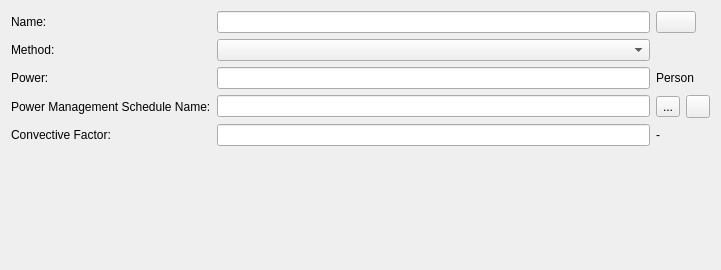
ghorwin/SIM-VICUS, file SIM-VICUS/src/SVDBInternalLoadsLightsEditWidget.ui: the form before one commit.
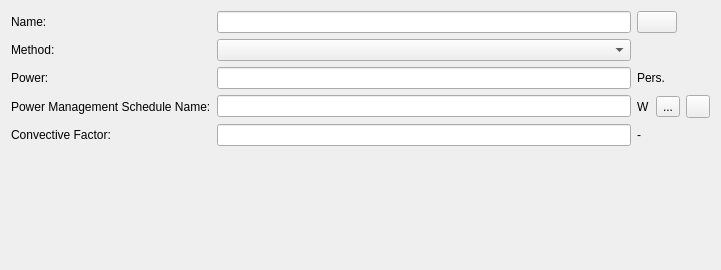
The form after the commit. Icons and pictures are not drawn. Custom widgets are drawn as their Qt base class.

Commit message: add units to schedule selection line edits

Diff of the .ui file:
```diff
--- a/SIM-VICUS/src/SVDBInternalLoadsLightsEditWidget.ui
+++ b/SIM-VICUS/src/SVDBInternalLoadsLightsEditWidget.ui
@@ -13,18 +13,15 @@
   <property name="windowTitle">
    <string>Form</string>
   </property>
-  <layout class="QGridLayout" name="gridLayoutMaster" columnstretch="0,1,0,0,0">
-   <item row="2" column="0">
-    <widget class="QLabel" name="labelLightsInput">
+  <layout class="QGridLayout" name="gridLayoutMaster" columnstretch="0,1,0,0,0,0">
+   <item row="1" column="0">
+    <widget class="QLabel" name="labelCategory_2">
      <property name="text">
-      <string>Power:</string>
+      <string>Method:</string>
      </property>
     </widget>
    </item>
-   <item row="1" column="1" colspan="2">
-    <widget class="QComboBox" name="comboBoxMethod"/>
-   </item>
-   <item row="3" column="4">
+   <item row="3" column="5">
     <widget class="QToolButton" name="toolButtonRemovePowerManagementSchedule">
      <property name="icon">
       <iconset resource="../resources/SIM-VICUS.qrc">
@@ -32,29 +29,66 @@
      </property>
     </widget>
    </item>
-   <item row="3" column="3">
+   <item row="4" column="0">
+    <widget class="QLabel" name="labelConvectiveFactor">
+     <property name="text">
+      <string>Convective Factor:</string>
+     </property>
+    </widget>
+   </item>
+   <item row="0" column="0">
+    <widget class="QLabel" name="labelDisplayName">
+     <property name="text">
+      <string>Name:</string>
+     </property>
+    </widget>
+   </item>
+   <item row="3" column="0">
+    <widget class="QLabel" name="labelDisplayName_2">
+     <property name="text">
+      <string>Power Management Schedule Name:</string>
+     </property>
+    </widget>
+   </item>
+   <item row="3" column="4">
     <widget class="QToolButton" name="toolButtonSelectSchedule">
      <property name="text">
       <string>...</string>
      </property>
     </widget>
    </item>
+   <item row="4" column="1" colspan="2">
+    <widget class="QtExt::ValidatingLineEdit" name="lineEditConvectiveFactor">
+     <property name="maximumSize">
+      <size>
+       <width>16777215</width>
+       <height>16777215</height>
+      </size>
+     </property>
+    </widget>
+   </item>
+   <item row="2" column="1" colspan="2">
+    <widget class="QtExt::ValidatingLineEdit" name="lineEditPower">
+     <property name="maximumSize">
+      <size>
+       <width>16777215</width>
+       <height>16777215</height>
+      </size>
+     </property>
+    </widget>
+   </item>
    <item row="0" column="1" colspan="2">
     <widget class="QtExt::LanguageStringEditWidget1" name="lineEditName"/>
    </item>
-   <item row="3" column="0">
-    <widget class="QLabel" name="labelDisplayName_2">
+   <item row="2" column="0">
+    <widget class="QLabel" name="labelLightsInput">
      <property name="text">
-      <string>Power Management Schedule Name:</string>
+      <string>Power:</string>
      </property>
     </widget>
    </item>
-   <item row="1" column="0">
-    <widget class="QLabel" name="labelCategory_2">
-     <property name="text">
-      <string>Method:</string>
-     </property>
-    </widget>
+   <item row="1" column="1" colspan="2">
+    <widget class="QComboBox" name="comboBoxMethod"/>
    </item>
    <item row="3" column="1" colspan="2">
     <widget class="QLineEdit" name="lineEditManagementScheduleName">
@@ -63,10 +97,27 @@
      </property>
     </widget>
    </item>
-   <item row="4" column="0">
-    <widget class="QLabel" name="labelConvectiveFactor">
+   <item row="5" column="0" colspan="6">
+    <widget class="QwtPlot" name="widgetPlot" native="true"/>
+   </item>
+   <item row="3" column="3">
+    <widget class="QLabel" name="label">
      <property name="text">
-      <string>Convective Factor:</string>
+      <string>W</string>
+     </property>
+    </widget>
+   </item>
+   <item row="2" column="3" colspan="3">
+    <widget class="QLabel" name="labelLightsInputUnit">
+     <property name="text">
+      <string>Pers.</string>
+     </property>
+    </widget>
+   </item>
+   <item row="4" column="3" colspan="3">
+    <widget class="QLabel" name="labelConvectiveFactorUnit">
+     <property name="text">
+      <string>-</string>
      </property>
     </widget>
    </item>
@@ -80,50 +131,6 @@
      </property>
     </widget>
    </item>
-   <item row="0" column="0">
-    <widget class="QLabel" name="labelDisplayName">
-     <property name="text">
-      <string>Name:</string>
-     </property>
-    </widget>
-   </item>
-   <item row="5" column="0" colspan="5">
-    <widget class="QwtPlot" name="widgetPlot" native="true"/>
-   </item>
-   <item row="2" column="3" colspan="2">
-    <widget class="QLabel" name="labelLightsInputUnit">
-     <property name="text">
-      <string>Person</string>
-     </property>
-    </widget>
-   </item>
-   <item row="4" column="3" colspan="2">
-    <widget class="QLabel" name="labelConvectiveFactorUnit">
-     <property name="text">
-      <string>-</string>
-     </property>
-    </widget>
-   </item>
-   <item row="4" column="1" colspan="2">
-    <widget class="QtExt::ValidatingLineEdit" name="lineEditConvectiveFactor">
-     <property name="maximumSize">
-      <size>
-       <width>16777215</width>
-       <height>16777215</height>
-      </size>
-     </property>
-    </widget>
-   </item>
-   <item row="2" column="1" colspan="2">
-    <widget class="QtExt::ValidatingLineEdit" name="lineEditPower">
-     <property name="maximumSize">
-      <size>
-       <width>16777215</width>
-       <height>16777215</height>
-      </size>
-     </property>
-    </widget>
-   </item>
   </layout>
  </widget>
  <customwidgets>
@@ -133,6 +140,12 @@
    <header location="global">QtExt_LanguageStringEditWidget1.h</header>
    <container>1</container>
   </customwidget>
+  <customwidget>
+   <class>QwtPlot</class>
+   <extends>QWidget</extends>
+   <header location="global">qwt_plot.h</header>
+   <container>1</container>
+  </customwidget>
   <customwidget>
    <class>QtExt::ValidatingLineEdit</class>
    <extends>QLineEdit</extends>
@@ -149,12 +162,6 @@
     <signal>colorChanged()</signal>
    </slots>
   </customwidget>
-  <customwidget>
-   <class>QwtPlot</class>
-   <extends>QWidget</extends>
-   <header location="global">qwt_plot.h</header>
-   <container>1</container>
-  </customwidget>
  </customwidgets>
  <resources>
   <include location="../resources/SIM-VICUS.qrc"/>
```
The commit also changes 8 other files.
